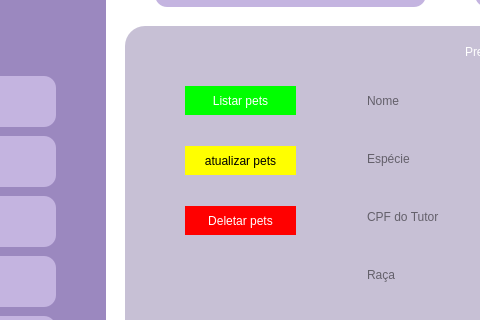
Qt form VeterinaryScheduleSystem/cadastropet.ui (brenoafsa/VeterinaryScheduleSystem) before a commit; both pictures show x 185 to 665 and y 174 to 494 of the 1302 by 619 pixel window.
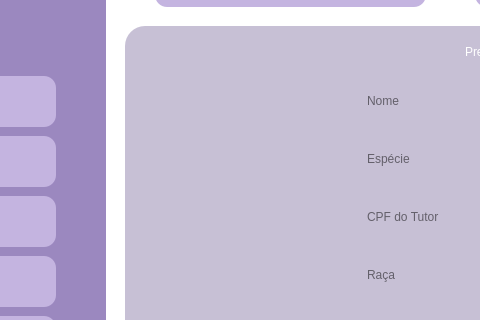
The same form after that commit. Icons and pictures are not drawn.

Commit message: att de ui + nova tela

Diff of the .ui file:
```diff
--- a/VeterinaryScheduleSystem/cadastropet.ui
+++ b/VeterinaryScheduleSystem/cadastropet.ui
@@ -563,57 +563,6 @@
      </item>
     </layout>
    </widget>
-   <widget class="QPushButton" name="ListarPets">
-    <property name="geometry">
-     <rect>
-      <x>60</x>
-      <y>60</y>
-      <width>111</width>
-      <height>29</height>
-     </rect>
-    </property>
-    <property name="styleSheet">
-     <string notr="true">color: rgb(255, 255, 255);
-background-color: rgb(0, 255, 0);</string>
-    </property>
-    <property name="text">
-     <string>Listar pets</string>
-    </property>
-   </widget>
-   <widget class="QPushButton" name="AtualizarPet">
-    <property name="geometry">
-     <rect>
-      <x>60</x>
-      <y>120</y>
-      <width>111</width>
-      <height>29</height>
-     </rect>
-    </property>
-    <property name="styleSheet">
-     <string notr="true">color: rgb(0, 0, 0);
-background-color: rgb(255, 255, 0);</string>
-    </property>
-    <property name="text">
-     <string>atualizar pets</string>
-    </property>
-   </widget>
-   <widget class="QPushButton" name="DeletarPet">
-    <property name="geometry">
-     <rect>
-      <x>60</x>
-      <y>180</y>
-      <width>111</width>
-      <height>29</height>
-     </rect>
-    </property>
-    <property name="styleSheet">
-     <string notr="true">color: rgb(255, 255, 255);
-background-color: rgb(255, 0, 0);</string>
-    </property>
-    <property name="text">
-     <string>Deletar pets</string>
-    </property>
-   </widget>
   </widget>
  </widget>
  <resources>
```
The commit also changes 5 other files.
